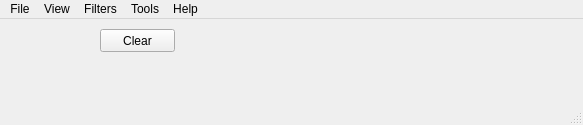
The window that VolumeViewer.ui (girishramlugun/VolumeViewer) describes before a commit, drawn with Qt 5.
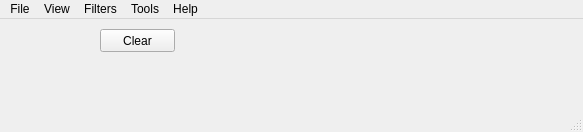
The same window after the commit. Icons and pictures are not drawn.

```diff
--- a/VolumeViewer.ui
+++ b/VolumeViewer.ui
@@ -13,7 +13,7 @@
     <x>0</x>
     <y>0</y>
     <width>583</width>
-    <height>125</height>
+    <height>132</height>
    </rect>
   </property>
   <property name="sizePolicy">
```
Left out of the diff: 2 changed lines with no effect on the pictures.
